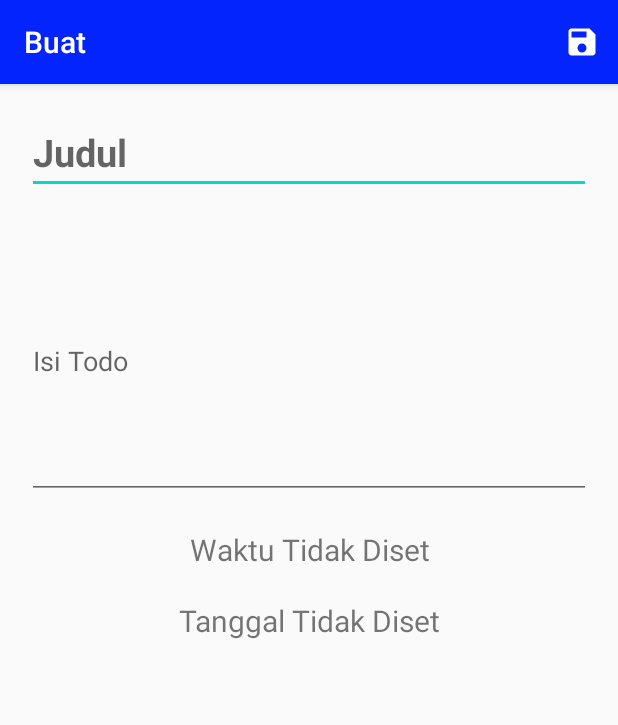
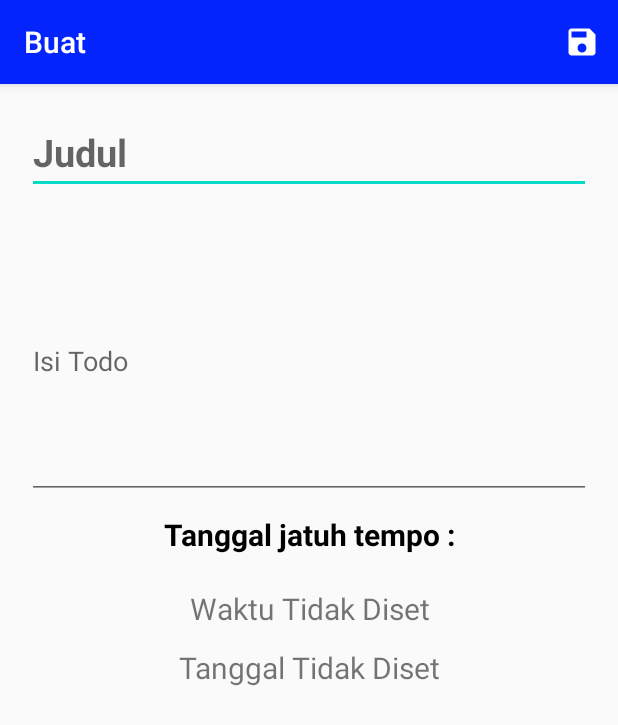
Before and after one commit to dandygardad/TodoListApp, an Android app: the CreateActivity screen opened directly, with no data from a screen before it, on a phone screen of 412 x 824 dp. Shown: the top 725 px of the screen. Run offline under Robolectric (Android 15) with nearby library versions, the phone set to English and light mode, and no system bars.

Commit message:
Menambahkan TextView waktudibuat dan judulTanggalTempo

```diff
--- a/app/src/main/res/layout/activity_create.xml
+++ b/app/src/main/res/layout/activity_create.xml
@@ -23,8 +23,18 @@
 
     <TextView
         android:layout_width="match_parent"
+        android:layout_height="wrap_content"
+        android:padding="10dp"
+        android:text="@string/judulTanggalTempo"
+        android:textAlignment="center"
+        android:textColor="@android:color/black"
+        android:textSize="20sp"
+        android:textStyle="bold" />
+
+    <TextView
+        android:layout_width="match_parent"
         android:layout_height="37dp"
-        android:layout_marginTop="20dp"
+        android:layout_marginTop="12dp"
         android:text="@string/waktutempo"
         android:textAlignment="center"
         android:textSize="20sp"
@@ -33,7 +43,7 @@
     <TextView
         android:layout_width="match_parent"
         android:layout_height="37dp"
-        android:layout_marginTop="10dp"
+        android:layout_marginTop="2dp"
         android:text="@string/tanggaltempo"
         android:textAlignment="center"
         android:textSize="20sp"
--- a/app/src/main/res/values/strings.xml
+++ b/app/src/main/res/values/strings.xml
@@ -12,4 +12,6 @@
     <string name="waktutempo">Waktu Tidak Diset</string>
     <string name="batas">"Jatuh Tempo : "</string>
     <string name="tanggaldanwaktu">Tanggal dan Waktu</string>
+    <string name="waktudibuat">Waktu Dibuat</string>
+    <string name="judulTanggalTempo">Tanggal jatuh tempo :</string>
 </resources>
```
Also changed, not shown: app/src/main/res/layout/item_todo.xml (+10 -1 lines).
